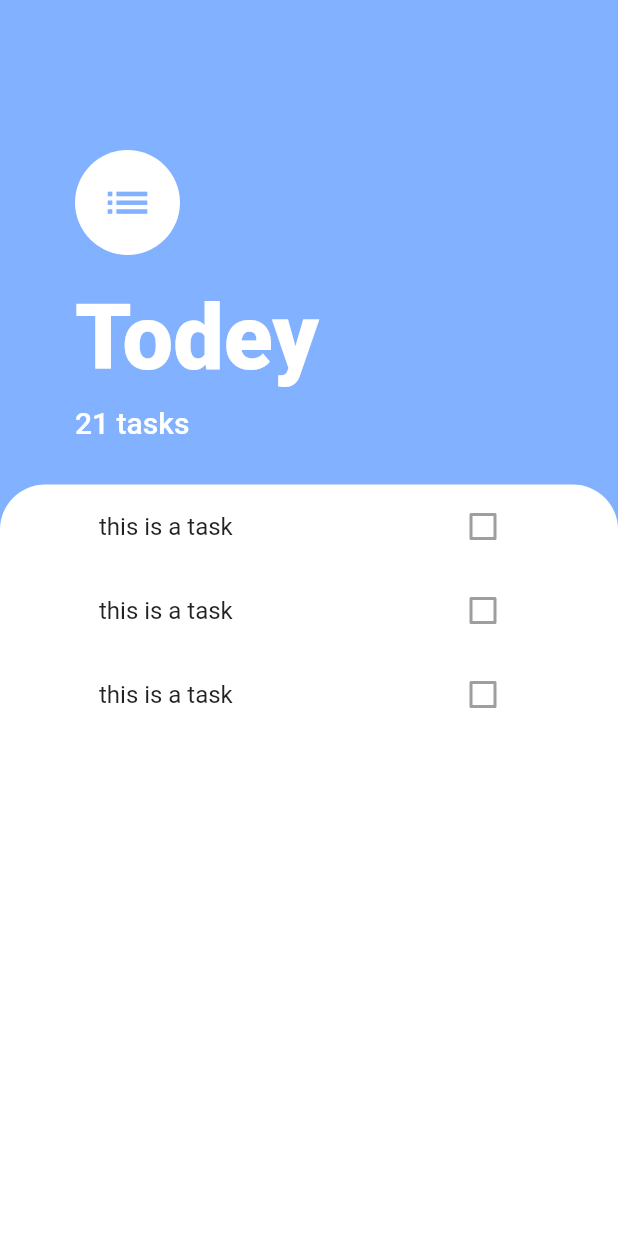
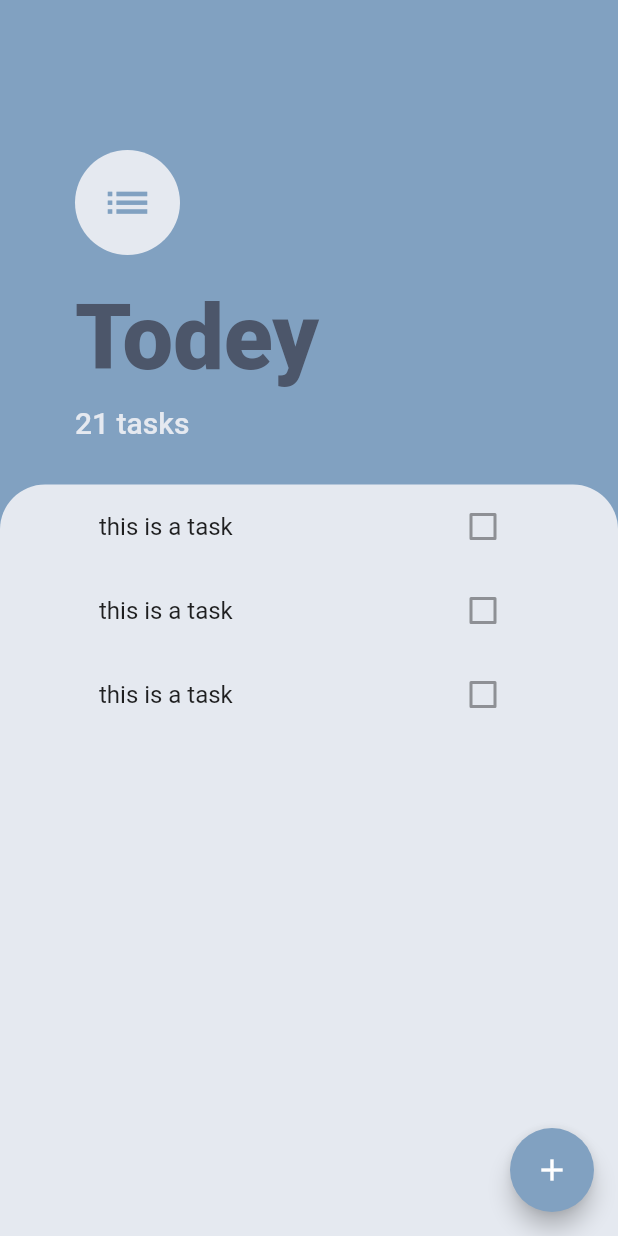
Before and after one commit to akshaykoni174285/todey_flutter, a Flutter app: the screen it shows after launch, on a phone screen of 412 x 824 dp. Run offline on Flutter 3.47's test engine with Material 2 defaults, Android fonts, the phone set to English and light mode, and no system bars.

Commit message:
updated ui

```diff
--- a/lib/screens/task_screen.dart
+++ b/lib/screens/task_screen.dart
@@ -1,6 +1,7 @@
 import 'package:flutter/cupertino.dart';
 import 'package:flutter/material.dart';
 import 'package:todey_flutter/widgets/task_list.dart';
+import 'package:todey_flutter/screens/addtask_screen.dart';
 
 class TasksScreen extends StatelessWidget {
   const TasksScreen({Key? key}) : super(key: key);
@@ -8,7 +9,15 @@ class TasksScreen extends StatelessWidget {
   @override
   Widget build(BuildContext context) {
     return Scaffold(
-      backgroundColor: Colors.blueAccent[100],
+      floatingActionButton: FloatingActionButton(
+        onPressed: () {
+          showModalBottomSheet(
+              context: context, builder: (context) => AddList());
+        },
+        backgroundColor: Color(0xff81A1C1),
+        child: Icon(Icons.add),
+      ),
+      backgroundColor: Color(0xff81A1C1),
       body: Column(
         crossAxisAlignment: CrossAxisAlignment.start,
         children: [
@@ -19,11 +28,11 @@ class TasksScreen extends StatelessWidget {
               children: [
                 CircleAvatar(
                   radius: 35,
-                  backgroundColor: Colors.white,
+                  backgroundColor: Color(0xffE5E9F0),
                   child: Icon(
                     Icons.list,
                     size: 35,
-                    color: Colors.blueAccent[100],
+                    color: Color(0xff81A1C1),
                   ),
                 ),
                 SizedBox(
@@ -32,7 +41,7 @@ class TasksScreen extends StatelessWidget {
                 Text(
                   "Todey",
                   style: TextStyle(
-                    color: Colors.white,
+                    color: Color(0xff4C566A),
                     fontSize: 60,
                     fontWeight: FontWeight.w800,
                   ),
@@ -43,7 +52,7 @@ class TasksScreen extends StatelessWidget {
                 Text(
                   '21 tasks',
                   style: TextStyle(
-                    color: Colors.white,
+                    color: Color(0xffE5E9F0),
                     fontSize: 20,
                     fontWeight: FontWeight.w500,
                   ),
@@ -56,7 +65,7 @@ class TasksScreen extends StatelessWidget {
               padding: EdgeInsets.symmetric(horizontal: 50),
               child: TaskList(),
               decoration: BoxDecoration(
-                color: Colors.white,
+                color: Color(0xffE5E9F0),
                 borderRadius: BorderRadius.only(
                   topLeft: Radius.circular(30),
                   topRight: Radius.circular(30),
```
Also changed, not shown: lib/screens/addtask_screen.dart (added, +21 -0 lines).
